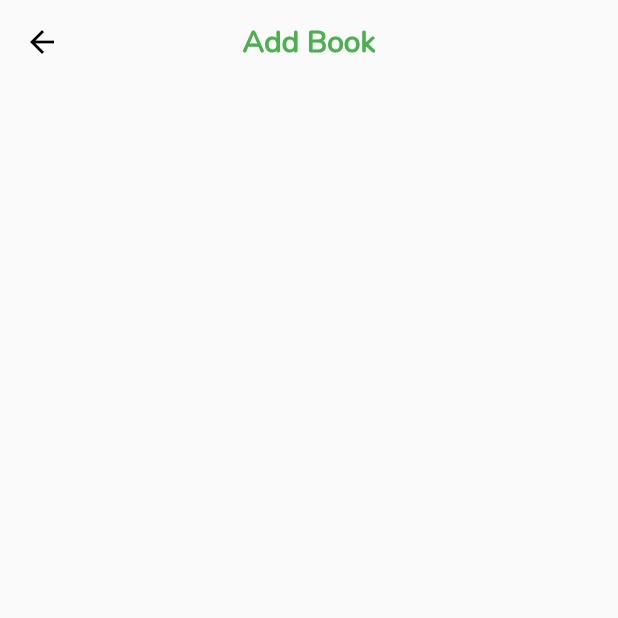
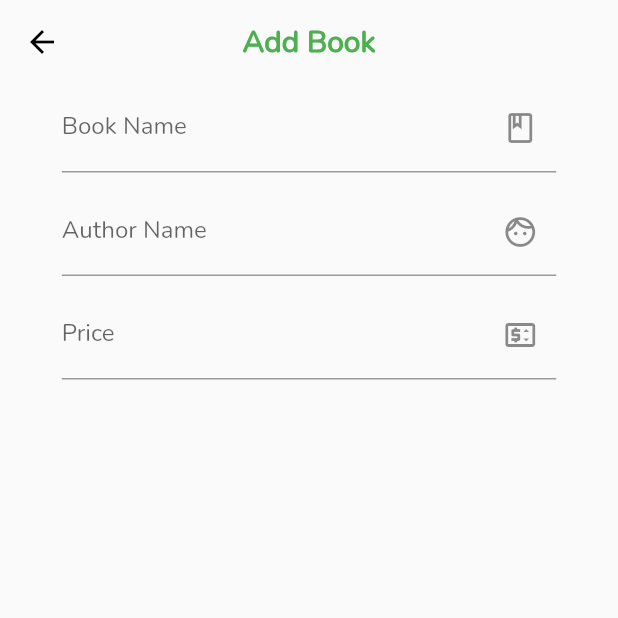
Before and after one commit to Eljethao/eljereviewbook, a Flutter app: the AddBook screen opened directly, on a phone screen of 412 x 824 dp, the top half of it. Run offline on Flutter 3.47's test engine with Material 2 defaults, Android fonts, the phone set to English and light mode, and no system bars; our stand-ins replace dio, shared_preferences; accounts and stored records are empty.

Commit message:
add new code

```diff
--- a/lib/addbook.dart
+++ b/lib/addbook.dart
@@ -25,6 +25,65 @@ class _AddBookState extends State<AddBook> {
         ),
         centerTitle: true,
       ),
+      body: SafeArea(
+        child: Center(
+          child: Column(
+            children: [
+              booknameText(context),
+              authorText(context),
+              priceText(context),
+            ],
+          ),
+        ),
+      ),
+    );
+  }
+
+  Widget priceText(BuildContext context) {
+    return Container(
+      margin: EdgeInsets.only(top: 10),
+      width: MediaQuery.of(context).size.width * 0.8,
+      child: TextField(
+        decoration: InputDecoration(
+          labelText: 'Price',
+          labelStyle: TextStyle(
+            fontFamily: 'Nunito',
+            fontSize: 16,
+          ),
+          suffixIcon: Icon(Icons.price_change_outlined)
+        ),
+      ),
+    );
+  }
+
+  Widget authorText(BuildContext context) {
+    return Container(
+      margin: EdgeInsets.only(top: 10),
+      width: MediaQuery.of(context).size.width * 0.8,
+      child: TextField(
+        decoration: InputDecoration(
+            labelText: 'Author Name',
+            labelStyle: TextStyle(
+              fontSize: 16,
+              fontFamily: 'Nunito',
+            ),
+            suffixIcon: Icon(Icons.face_outlined)),
+      ),
+    );
+  }
+
+  Container booknameText(BuildContext context) {
+    return Container(
+      width: MediaQuery.of(context).size.width * 0.8,
+      child: TextField(
+        decoration: InputDecoration(
+            labelText: 'Book Name',
+            labelStyle: TextStyle(
+              fontFamily: 'Nunito',
+              fontSize: 16,
+            ),
+            suffixIcon: Icon(Icons.book_outlined)),
+      ),
     );
   }
 }
```
